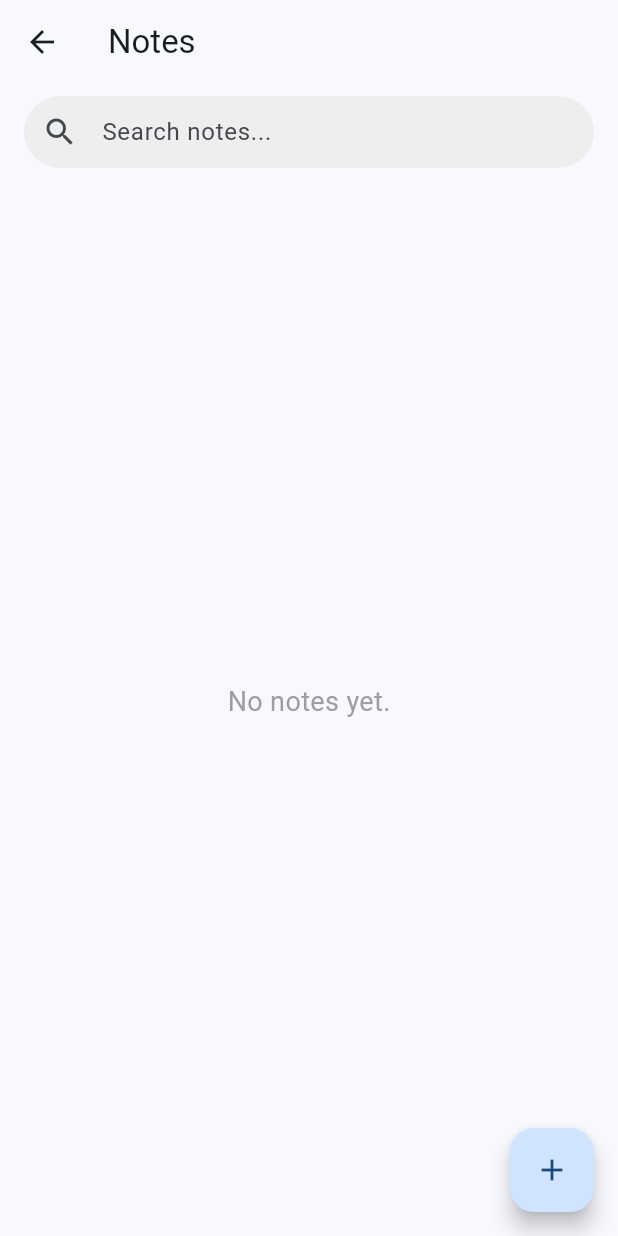
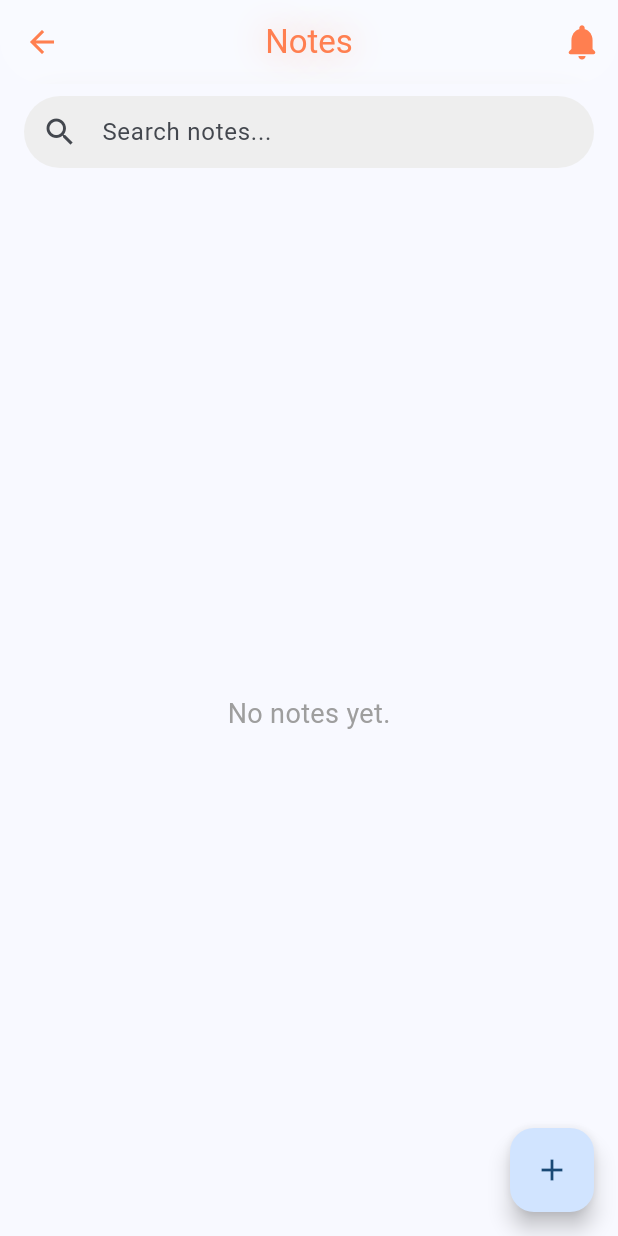
Before and after one commit to Pi-Dev-0/Pi-QBank, a Flutter app: the NotesRemainderPage screen opened directly, on a phone screen of 412 x 824 dp. Run offline on Flutter 3.47's test engine with Material 3 defaults, Android fonts, the phone set to English and light mode, and no system bars; our stand-ins replace connectivity_plus, file_picker, flutter_tts, image_picker, logger, open_file and 7 more; missing offline and left inert: flutter_pdfview; accounts and stored records are empty; network calls fail; Roboto replaces fonts that are missing (HindSiliguri).

Commit message:
feat: Replace AppBar with CustomAppBar and enhance layout in NotesRemainderPage

```diff
--- a/lib/pages/notes_remainder_page.dart
+++ b/lib/pages/notes_remainder_page.dart
@@ -2,6 +2,7 @@ import 'package:flutter/material.dart';
 import 'package:shared_preferences/shared_preferences.dart';
 import 'dart:convert';
 import '../widgets/delete_confirmation_dialog.dart';
+import '../widgets/custom_app_bar.dart';
 
 class Note {
   String title;
@@ -135,12 +136,13 @@ class _NotesRemainderPageState extends State<NotesRemainderPage> {
   @override
   Widget build(BuildContext context) {
     return Scaffold(
-      appBar: AppBar(
-        title: const Text('Notes'),
-        bottom: PreferredSize(
-          preferredSize: const Size.fromHeight(kToolbarHeight),
-          child: Padding(
-            padding: const EdgeInsets.symmetric(horizontal: 16.0),
+      appBar: const CustomAppBar(
+        title: 'Notes',
+      ),
+      body: Column(
+        children: [
+          Padding(
+            padding: const EdgeInsets.fromLTRB(16.0, 8.0, 16.0, 16.0),
             child: TextField(
               controller: _searchController,
               decoration: InputDecoration(
@@ -164,9 +166,9 @@ class _NotesRemainderPageState extends State<NotesRemainderPage> {
               ),
             ),
           ),
-        ),
+          Expanded(child: _buildNotesGrid()),
+        ],
       ),
-      body: _buildNotesGrid(),
       floatingActionButton: FloatingActionButton(
         onPressed: () => _navigateToNotePage(),
         child: const Icon(Icons.add),
```
